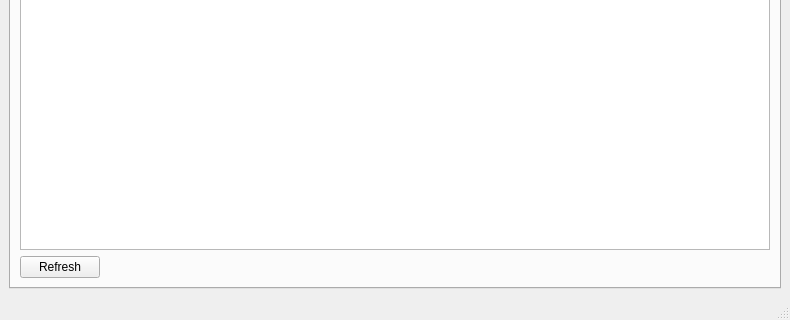
The window that src/qt-gui/MainWindow.ui (MrHacky/uftt) describes before a commit, drawn with Qt 5; both pictures show x 0 to 790 and y 254 to 574 of the 790 by 574 pixel window.
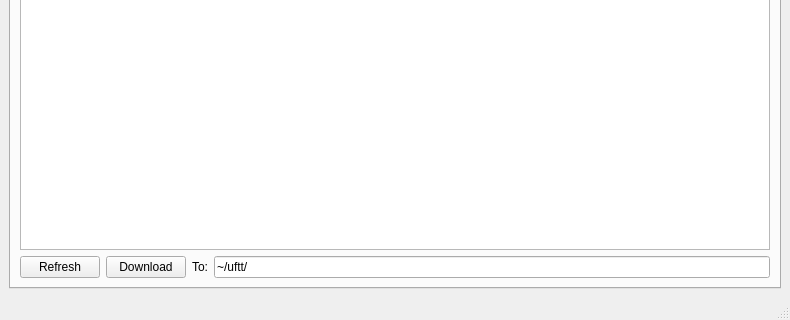
The same window after the commit. The open tabs and pages were chosen to show the change. Custom widgets are drawn as their Qt base class.

Diff of the .ui file:
```diff
--- a/src/qt-gui/MainWindow.ui
+++ b/src/qt-gui/MainWindow.ui
@@ -119,17 +119,25 @@
            </widget>
           </item>
           <item>
-           <spacer>
-            <property name="orientation" >
-             <enum>Qt::Horizontal</enum>
+           <widget class="QPushButton" name="DownloadButton" >
+            <property name="text" >
+             <string>Download</string>
             </property>
-            <property name="sizeHint" >
-             <size>
-              <width>40</width>
-              <height>20</height>
-             </size>
+           </widget>
+          </item>
+          <item>
+           <widget class="QLabel" name="label" >
+            <property name="text" >
+             <string>To:</string>
             </property>
-           </spacer>
+           </widget>
+          </item>
+          <item>
+           <widget class="QLineEdit" name="DownloadEdit" >
+            <property name="text" >
+             <string>~/uftt/</string>
+            </property>
+           </widget>
           </item>
          </layout>
         </item>
```
